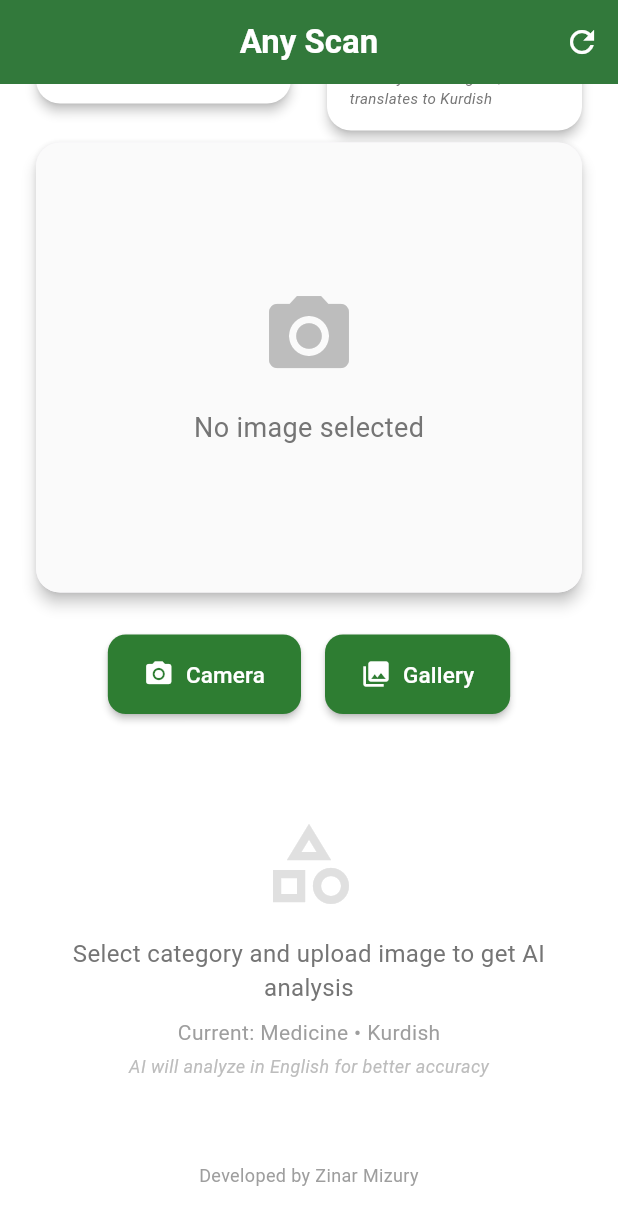
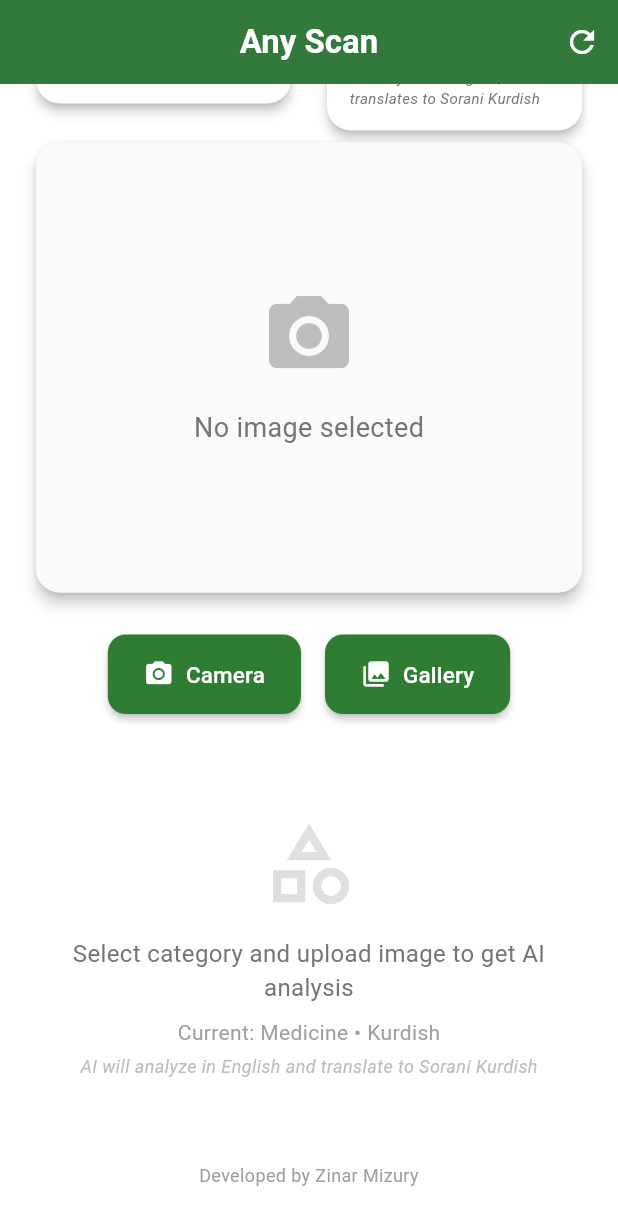
Before and after one commit to totenkopf7/medsnap, a Flutter app: the screen it shows after launch, scrolled down 143 dp, on a phone screen of 412 x 824 dp. Shown: the top 1225 px of the screen. Run offline on Flutter 3.47's test engine with Material 3 defaults, Android fonts, the phone set to English and light mode, and no system bars; our stand-ins replace image_picker.

Commit message:
Updated server.py, Claude Service, and Home Page

```diff
--- a/lib/claude_service.dart
+++ b/lib/claude_service.dart
@@ -27,11 +27,11 @@ class ClaudeService {
     }
   }
 
-  // Language mapping
+  // Language mapping - Note: Kurdish = Sorani Kurdish
   static const Map<String, String> _languageCodes = {
     'English': 'en',
     'Arabic': 'ar',
-    'Kurdish': 'ku',
+    'Kurdish': 'ku', // Sorani Kurdish
   };
 
   // Category mapping
@@ -68,7 +68,7 @@ class ClaudeService {
       print('Selected category: $category');
       print('Sending request to: $_baseUrl');
 
-      // ==== CHANGE START: Always use English for AI request, then translate if needed ====
+      // Always use English for AI request, then translate if needed
       final String languageCode = _languageCodes[language] ?? 'en';
       final bool needsTranslation = language != 'English';
 
@@ -118,7 +118,6 @@ class ClaudeService {
         throw Exception(
             'Failed to analyze image: ${response.statusCode} - ${response.body}');
       }
-      // ==== CHANGE END ====
     } catch (e) {
       print('Error in analyzeImage: $e');
       rethrow;
--- a/lib/home_page.dart
+++ b/lib/home_page.dart
@@ -25,6 +25,7 @@ class _HomePageState extends State<HomePage> {
   bool _isAnimatingText = false;
   int _textAnimationIndex = 0;
   final ScrollController _scrollController = ScrollController();
+  final GlobalKey _resultsKey = GlobalKey();
   // ==== CHANGE END ====
 
   final List<String> _languages = ['English', 'Arabic', 'Kurdish'];
@@ -140,21 +141,35 @@ class _HomePageState extends State<HomePage> {
           _textAnimationIndex++;
         });
 
-        // Auto-scroll to bottom as text grows
-        WidgetsBinding.instance.addPostFrameCallback((_) {
+        // Auto-scroll to bottom as text grows - with a small delay to ensure layout
+        await Future.delayed(const Duration(milliseconds: 20));
+
         if (_scrollController.hasClients) {
           _scrollController.animateTo(
             _scrollController.position.maxScrollExtent,
-              duration: const Duration(milliseconds: 100),
+            duration: const Duration(milliseconds: 50),
             curve: Curves.easeOut,
           );
         }
-        });
 
         return true;
       } else {
         _isAnimatingText = false;
         return false;
+      }
+    });
+  }
+  // ==== CHANGE END ====
+
+  // ==== CHANGE START: Add method to scroll to results ====
+  void _scrollToResults() {
+    WidgetsBinding.instance.addPostFrameCallback((_) {
+      if (_resultsKey.currentContext != null) {
+        Scrollable.ensureVisible(
+          _resultsKey.currentContext!,
+          duration: const Duration(milliseconds: 500),
+          curve: Curves.easeInOut,
+        );
       }
     });
   }
@@ -314,7 +329,10 @@ class _HomePageState extends State<HomePage> {
 
               // Results Section
               if (_description != null && !_isLoading)
-                Card(
+                // ==== CHANGE START: Add key to results section ====
+                KeyedSubtree(
+                  key: _resultsKey,
+                  child: Card(
                     elevation: 4,
                     shape: RoundedRectangleBorder(
                       borderRadius: BorderRadius.circular(16),
@@ -345,7 +363,8 @@ class _HomePageState extends State<HomePage> {
                                 padding: EdgeInsets.symmetric(
                                     horizontal: 12, vertical: 4),
                                 decoration: BoxDecoration(
-                                color: AppColors.primaryColor.withOpacity(0.1),
+                                  color:
+                                      AppColors.primaryColor.withOpacity(0.1),
                                   borderRadius: BorderRadius.circular(20),
                                 ),
                                 child: Column(
@@ -434,6 +453,8 @@ class _HomePageState extends State<HomePage> {
                       ),
                     ),
                   ),
+                ),
+              // ==== CHANGE END ====
 
               // Empty State
               if (_description == null && !_isLoading)
@@ -468,7 +489,9 @@ class _HomePageState extends State<HomePage> {
                         Padding(
                           padding: const EdgeInsets.only(top: 4.0),
                           child: Text(
-                            'AI will analyze in English for better accuracy',
+                            _selectedLanguage == 'Kurdish'
+                                ? 'AI will analyze in English and translate to Sorani Kurdish'
+                                : 'AI will analyze in English for better accuracy',
                             style: TextStyle(
                               fontSize: 12,
                               color: Colors.grey[400],
@@ -655,11 +678,13 @@ class _HomePageState extends State<HomePage> {
                 });
               },
             ),
-            // ==== CHANGE START: Add language info ====
+            // ==== CHANGE START: Add language info with Sorani Kurdish note ====
             SizedBox(height: 8),
             Text(
               _selectedLanguage == 'English'
                   ? 'AI analyzes in English'
+                  : _selectedLanguage == 'Kurdish'
+                      ? 'AI analyzes in English, translates to Sorani Kurdish'
                       : 'AI analyzes in English, translates to $_selectedLanguage',
               style: TextStyle(
                 fontSize: 10,
```
Also changed, not shown: 1 other file. Lines whose indentation alone changed are shown as unchanged.
